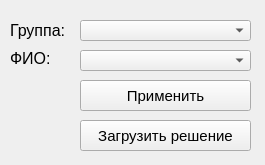
First picture: the form in formlogin.ui, repository AlexeyAleksandrov/minimizaciyaMetodomKvainaMacClassky, before the edit.
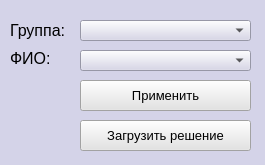
Second picture: the form after the edit.

What changed in the file:
```diff
--- a/formlogin.ui
+++ b/formlogin.ui
@@ -25,6 +25,37 @@
   <property name="windowTitle">
    <string>Выбор варианта</string>
   </property>
+  <property name="styleSheet">
+   <string notr="true">QWidget{
+background-color: rgb(212, 211, 232);
+}
+
+QPushButton {
+background-color: rgb(226, 232, 227,);
+color: rgb(0, 0, 0);
+font: 10pt &quot;MS Shell Dlg 2&quot;;
+}
+
+QPushButton:disabled {
+	color: rgb(179, 179, 179);
+	background-color: rgb(227, 227, 227);
+}
+
+QPushButton:enabled {
+	color: rgb(0, 0, 0);
+	background-color: rgb(227, 227, 227);
+}
+
+QLineEdit {
+	background-color: rgba(232, 219, 216, 91);
+}
+
+QComboBox{
+	color: rgb(0, 0, 0);
+}
+
+</string>
+  </property>
   <widget class="QLabel" name="label">
    <property name="geometry">
     <rect>
@@ -96,8 +127,10 @@
    </property>
    <property name="font">
     <font>
-     <pointsize>11</pointsize>
+     <family>MS Shell Dlg 2</family>
+     <pointsize>10</pointsize>
      <weight>50</weight>
+     <italic>false</italic>
      <bold>false</bold>
     </font>
    </property>
@@ -116,8 +149,10 @@
    </property>
    <property name="font">
     <font>
-     <pointsize>11</pointsize>
+     <family>MS Shell Dlg 2</family>
+     <pointsize>10</pointsize>
      <weight>50</weight>
+     <italic>false</italic>
      <bold>false</bold>
     </font>
    </property>
```
